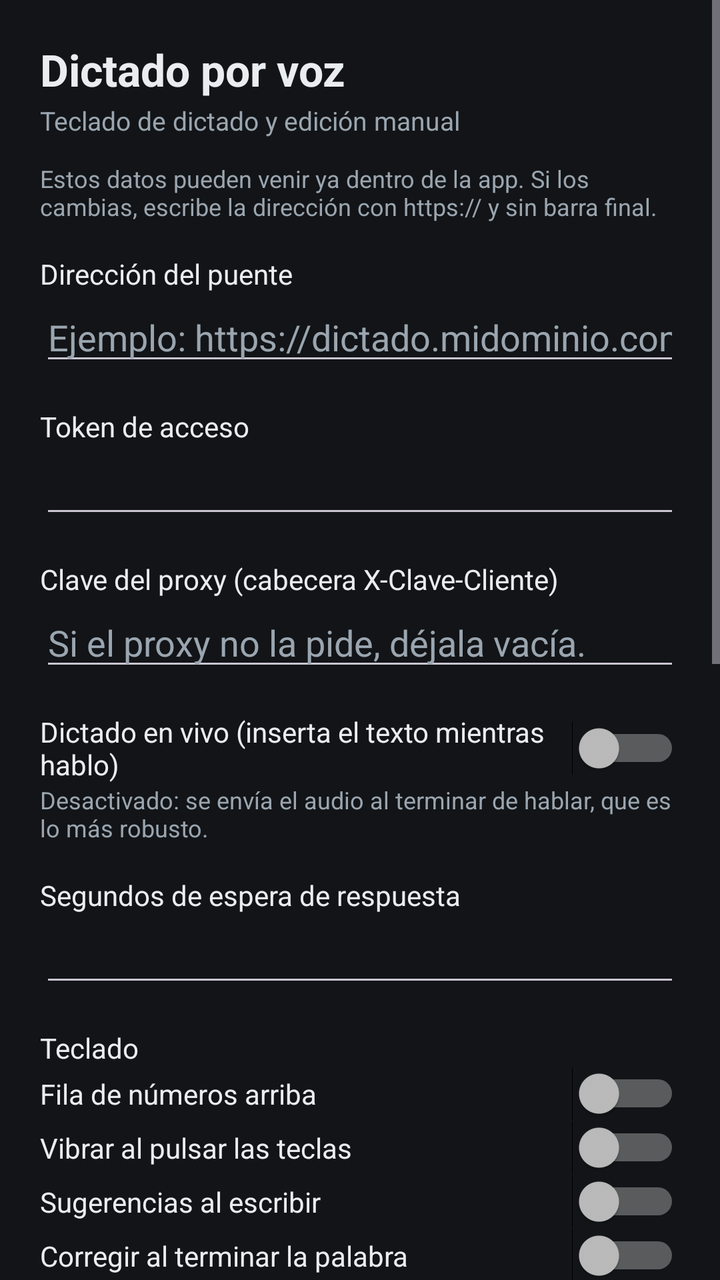
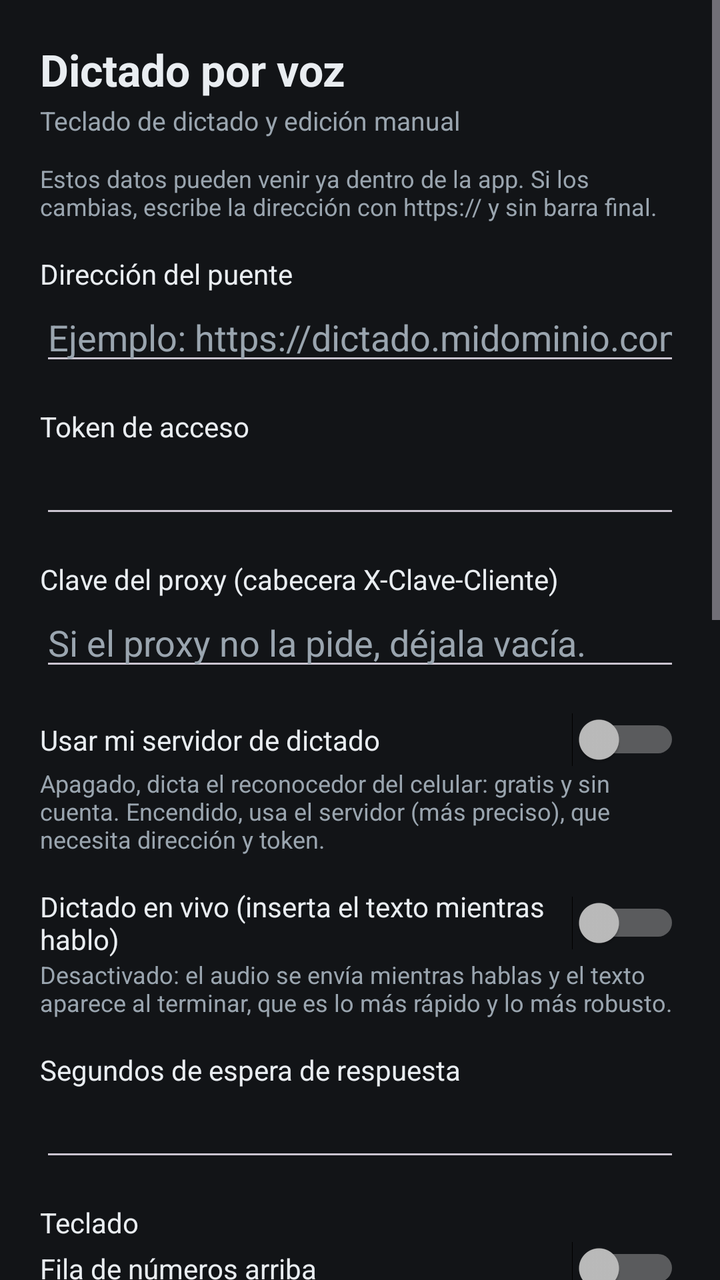

Compare the two renders of this Android layout. The source of the first and the diff that turns it into the second are given below.
<!-- AndroidManifest.xml: application theme TemaDictado -->
<!-- res/layout/activity_ajustes.xml -->
<?xml version="1.0" encoding="utf-8"?>
<ScrollView xmlns:android="http://schemas.android.com/apk/res/android"
    android:layout_width="match_parent"
    android:layout_height="match_parent">

    <LinearLayout
        android:layout_width="match_parent"
        android:layout_height="wrap_content"
        android:orientation="vertical"
        android:padding="20dp">

        <TextView
            android:layout_width="match_parent"
            android:layout_height="wrap_content"
            android:text="@string/ajustes_encabezado"
            android:textColor="@color/texto_tecla"
            android:textSize="22sp"
            android:textStyle="bold" />

        <TextView
            android:layout_width="match_parent"
            android:layout_height="wrap_content"
            android:layout_marginTop="2dp"
            android:layout_marginBottom="12dp"
            android:text="@string/ajustes_subtitulo"
            android:textColor="@color/texto_tecla_secundario"
            android:textSize="13sp" />

        <TextView
            android:layout_width="match_parent"
            android:layout_height="wrap_content"
            android:text="@string/ajustes_ayuda"
            android:textColor="?attr/colorOnSurfaceVariant"
            android:textSize="12sp" />

        <TextView
            style="@style/EtiquetaAjuste"
            android:text="@string/ajustes_url" />

        <EditText
            android:id="@+id/campo_url"
            android:layout_width="match_parent"
            android:layout_height="wrap_content"
            android:hint="@string/ajustes_url_ayuda"
            android:importantForAutofill="no"
            android:inputType="textUri"
            android:textColor="?attr/colorOnSurface"
            android:textColorHint="?attr/colorOnSurfaceVariant" />

        <TextView
            style="@style/EtiquetaAjuste"
            android:text="@string/ajustes_token" />

        <EditText
            android:id="@+id/campo_token"
            android:layout_width="match_parent"
            android:layout_height="wrap_content"
            android:importantForAutofill="no"
            android:inputType="textVisiblePassword"
            android:textColor="?attr/colorOnSurface"
            android:textColorHint="?attr/colorOnSurfaceVariant" />

        <TextView
            style="@style/EtiquetaAjuste"
            android:text="@string/ajustes_clave" />

        <EditText
            android:id="@+id/campo_clave"
            android:layout_width="match_parent"
            android:layout_height="wrap_content"
            android:hint="@string/ajustes_clave_ayuda"
            android:importantForAutofill="no"
            android:inputType="textVisiblePassword"
            android:textColor="?attr/colorOnSurface"
            android:textColorHint="?attr/colorOnSurfaceVariant" />

        <Switch
            android:id="@+id/campo_vivo"
            android:layout_width="match_parent"
            android:layout_height="wrap_content"
            android:layout_marginTop="16dp"
            android:text="@string/ajustes_vivo"
            android:textColor="?attr/colorOnSurface" />

        <TextView
            android:layout_width="match_parent"
            android:layout_height="wrap_content"
            android:text="@string/ajustes_vivo_ayuda"
            android:textColor="?attr/colorOnSurfaceVariant"
            android:textSize="12sp" />

        <TextView
            style="@style/EtiquetaAjuste"
            android:text="@string/ajustes_espera" />

        <EditText
            android:id="@+id/campo_espera"
            android:layout_width="match_parent"
            android:layout_height="wrap_content"
            android:importantForAutofill="no"
            android:inputType="number"
            android:textColor="?attr/colorOnSurface"
            android:textColorHint="?attr/colorOnSurfaceVariant" />

        <TextView
            style="@style/EtiquetaAjuste"
            android:text="@string/ajustes_teclado" />

        <Switch
            android:id="@+id/campo_numeros"
            android:layout_width="match_parent"
            android:layout_height="wrap_content"
            android:text="@string/ajustes_fila_numeros"
            android:textColor="?attr/colorOnSurface" />

        <Switch
            android:id="@+id/campo_vibrar"
            android:layout_width="match_parent"
            android:layout_height="wrap_content"
            android:text="@string/ajustes_vibrar"
            android:textColor="?attr/colorOnSurface" />

        <Switch
            android:id="@+id/campo_sugerencias"
            android:layout_width="match_parent"
            android:layout_height="wrap_content"
            android:text="@string/ajustes_sugerencias"
            android:textColor="?attr/colorOnSurface" />

        <Switch
            android:id="@+id/campo_autocorreccion"
            android:layout_width="match_parent"
            android:layout_height="wrap_content"
            android:text="@string/ajustes_autocorreccion"
            android:textColor="?attr/colorOnSurface" />

        <Switch
            android:id="@+id/campo_portapapeles"
            android:layout_width="match_parent"
            android:layout_height="wrap_content"
            android:text="@string/ajustes_portapapeles"
            android:textColor="?attr/colorOnSurface" />

        <Switch
            android:id="@+id/campo_historial"
            android:layout_width="match_parent"
            android:layout_height="wrap_content"
            android:text="@string/ajustes_historial"
            android:textColor="?attr/colorOnSurface" />

        <TextView
            android:layout_width="match_parent"
            android:layout_height="wrap_content"
            android:text="@string/ajustes_historial_ayuda"
            android:textColor="?attr/colorOnSurfaceVariant"
            android:textSize="12sp" />

        <Button
            android:id="@+id/boton_borrar_historial"
            style="@style/BotonSecundario"
            android:layout_width="match_parent"
            android:layout_height="wrap_content"
            android:layout_marginTop="8dp"
            android:text="@string/ajustes_borrar_historial" />

        <TextView
            android:id="@+id/etiqueta_tamano"
            android:layout_width="match_parent"
            android:layout_height="wrap_content"
            android:layout_marginTop="12dp"
            android:textColor="?attr/colorOnSurface"
            android:textSize="14sp" />

        <SeekBar
            android:id="@+id/campo_tamano"
            android:layout_width="match_parent"
            android:layout_height="wrap_content" />

        <Button
            android:id="@+id/boton_guardar"
            style="@style/BotonPrincipal"
            android:layout_width="match_parent"
            android:layout_height="wrap_content"
            android:layout_marginTop="20dp"
            android:text="@string/ajustes_guardar" />

        <Button
            android:id="@+id/boton_probar"
            style="@style/BotonSecundario"
            android:layout_width="match_parent"
            android:layout_height="wrap_content"
            android:text="@string/ajustes_probar" />

        <Button
            android:id="@+id/boton_abrir_teclados"
            style="@style/BotonSecundario"
            android:layout_width="match_parent"
            android:layout_height="wrap_content"
            android:layout_marginTop="20dp"
            android:text="@string/ajustes_abrir_teclados" />

        <Button
            android:id="@+id/boton_elegir_teclado"
            style="@style/BotonSecundario"
            android:layout_width="match_parent"
            android:layout_height="wrap_content"
            android:text="@string/ajustes_elegir_teclado" />

        <Button
            android:id="@+id/boton_volver"
            style="@style/BotonSecundario"
            android:layout_width="match_parent"
            android:layout_height="wrap_content"
            android:layout_marginTop="20dp"
            android:text="@string/ajustes_volver" />

        <Button
            android:id="@+id/boton_teja"
            style="@style/BotonSecundario"
            android:layout_width="match_parent"
            android:layout_height="wrap_content"
            android:text="@string/ajustes_teja" />

        <TextView
            android:id="@+id/texto_resultado"
            android:layout_width="match_parent"
            android:layout_height="wrap_content"
            android:layout_marginTop="16dp"
            android:textColor="?attr/colorOnSurface"
            android:textSize="14sp" />
    </LinearLayout>
</ScrollView>
<!-- resources referenced by this layout -->
<resources>
  <color name="texto_tecla">#FFE9EDF1</color>
  <color name="texto_tecla_secundario">#FF9AA5AF</color>
  <string name="ajustes_abrir_teclados">Activar el teclado en Android</string>
  <string name="ajustes_autocorreccion">Corregir al terminar la palabra</string>
  <string name="ajustes_ayuda">Estos datos pueden venir ya dentro de la app. Si los cambias, escribe la dirección con https:// y sin barra final.</string>
  <string name="ajustes_borrar_historial">Borrar el historial del portapapeles</string>
  <string name="ajustes_clave">Clave del proxy (cabecera X-Clave-Cliente)</string>
  <string name="ajustes_clave_ayuda">Si el proxy no la pide, déjala vacía.</string>
  <string name="ajustes_elegir_teclado">Elegir teclado</string>
  <string name="ajustes_encabezado">Dictado por voz</string>
  <string name="ajustes_espera">Segundos de espera de respuesta</string>
  <string name="ajustes_fila_numeros">Fila de números arriba</string>
  <string name="ajustes_guardar">Guardar</string>
  <string name="ajustes_historial">Guardar historial del portapapeles</string>
  <string name="ajustes_historial_ayuda">Se guarda cifrado en el celular. Apagado: solo se ofrece lo último copiado.</string>
  <string name="ajustes_portapapeles">Ofrecer lo copiado para pegar</string>
  <string name="ajustes_probar">Probar conexión</string>
  <string name="ajustes_subtitulo">Teclado de dictado y edición manual</string>
  <string name="ajustes_sugerencias">Sugerencias al escribir</string>
  <string name="ajustes_teclado">Teclado</string>
  <string name="ajustes_teja">Añadir la teja al panel de ajustes rápidos</string>
  <string name="ajustes_token">Token de acceso</string>
  <string name="ajustes_url">Dirección del puente</string>
  <string name="ajustes_url_ayuda">Ejemplo: https://dictado.midominio.com</string>
  <string name="ajustes_vibrar">Vibrar al pulsar las teclas</string>
  <string name="ajustes_vivo">Dictado en vivo (inserta el texto mientras hablo)</string>
  <string name="ajustes_vivo_ayuda">Desactivado: se envía el audio al terminar de hablar, que es lo más robusto.</string>
  <string name="ajustes_volver">Volver al teclado de dictado</string>
  <style name="BotonPrincipal">
          <item name="android:backgroundTint">@color/acento</item>
          <item name="android:textColor">@color/fondo_teclado</item>
      </style>
  <style name="BotonSecundario">
          <item name="android:backgroundTint">@color/fondo_boton</item>
          <item name="android:textColor">@color/texto_tecla</item>
      </style>
  <style name="EtiquetaAjuste">
          <item name="android:layout_width">match_parent</item>
          <item name="android:layout_height">wrap_content</item>
          <item name="android:layout_marginTop">16dp</item>
          <item name="android:textSize">14sp</item>
          <item name="android:textColor">?attr/colorOnSurface</item>
      </style>
  <style name="TemaDictado" parent="Theme.Material3.Dark.NoActionBar">
          <item name="android:windowBackground">@color/fondo_teclado</item>
          
          <item name="colorPrimary">@color/acento</item>
          <item name="colorOnPrimary">@color/fondo_teclado</item>
          <item name="colorSecondary">@color/acento</item>
          <item name="colorSurface">@color/superficie</item>
          <item name="colorOnSurface">@color/texto_tecla</item>
          <item name="colorOnSurfaceVariant">@color/texto_tecla_secundario</item>
          <item name="android:colorAccent">@color/acento</item>
      </style>
  <color name="acento">#FF3DD68C</color>
  <color name="fondo_teclado">#FF121417</color>
  <color name="fondo_boton">#FF272B30</color>
  <color name="superficie">#FF1A1D21</color>
</resources>

<!-- the commit's change to res/layout/activity_ajustes.xml (unified diff, before → after) -->
@@ -74,6 +74,22 @@
             android:textColor="?attr/colorOnSurface"
             android:textColorHint="?attr/colorOnSurfaceVariant" />
 
+        
+        <Switch
+            android:id="@+id/campo_servidor"
+            android:layout_width="match_parent"
+            android:layout_height="wrap_content"
+            android:layout_marginTop="16dp"
+            android:text="@string/ajustes_usar_servidor"
+            android:textColor="?attr/colorOnSurface" />
+
+        <TextView
+            android:layout_width="match_parent"
+            android:layout_height="wrap_content"
+            android:text="@string/ajustes_usar_servidor_ayuda"
+            android:textColor="?attr/colorOnSurfaceVariant"
+            android:textSize="12sp" />
+
         <Switch
             android:id="@+id/campo_vivo"
             android:layout_width="match_parent"
<!-- resource entries referenced after the edit -->
@@ -24,9 +24,11 @@
   <string name="ajustes_token">Token de acceso</string>
   <string name="ajustes_url">Dirección del puente</string>
   <string name="ajustes_url_ayuda">Ejemplo: https://dictado.midominio.com</string>
+  <string name="ajustes_usar_servidor">Usar mi servidor de dictado</string>
+  <string name="ajustes_usar_servidor_ayuda">Apagado, dicta el reconocedor del celular: gratis y sin cuenta. Encendido, usa el servidor (más preciso), que necesita dirección y token.</string>
   <string name="ajustes_vibrar">Vibrar al pulsar las teclas</string>
   <string name="ajustes_vivo">Dictado en vivo (inserta el texto mientras hablo)</string>
-  <string name="ajustes_vivo_ayuda">Desactivado: se envía el audio al terminar de hablar, que es lo más robusto.</string>
+  <string name="ajustes_vivo_ayuda">Desactivado: el audio se envía mientras hablas y el texto aparece al terminar, que es lo más rápido y lo más robusto.</string>
   <string name="ajustes_volver">Volver al teclado de dictado</string>
   <style name="BotonPrincipal">
           <item name="android:backgroundTint">@color/acento</item>
